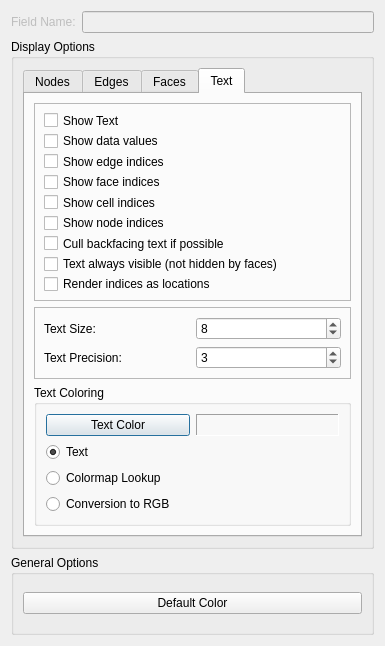
Before: the Qt Designer form src/Interface/Modules/Visualization/ShowField.ui in SCIInstitute/SCIRun, drawn with Qt 5.
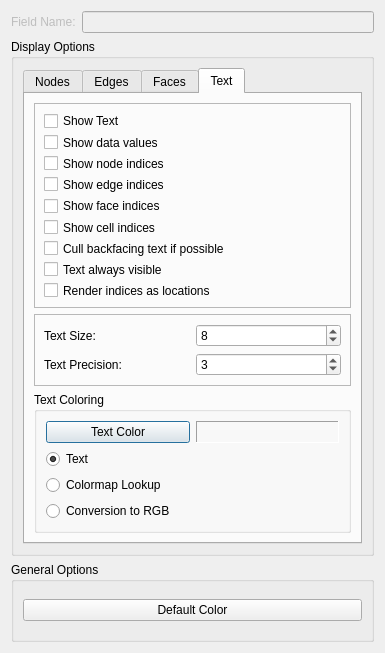
After: the same form once the commit is applied.

Commit message: closes #1257 Adjust size of GUI for Mac

The edit to the form file:
```diff
--- a/src/Interface/Modules/Visualization/ShowField.ui
+++ b/src/Interface/Modules/Visualization/ShowField.ui
@@ -7,7 +7,7 @@
     <x>0</x>
     <y>0</y>
     <width>385</width>
-    <height>646</height>
+    <height>653</height>
    </rect>
   </property>
   <property name="minimumSize">
@@ -562,6 +562,13 @@
                </property>
               </widget>
              </item>
+             <item>
+              <widget class="QCheckBox" name="showNodeIndicesCheckBox_">
+               <property name="text">
+                <string>Show node indices</string>
+               </property>
+              </widget>
+             </item>
              <item>
               <widget class="QCheckBox" name="showEdgeIndicesCheckBox_">
                <property name="text">
@@ -583,13 +590,6 @@
                </property>
               </widget>
              </item>
-             <item>
-              <widget class="QCheckBox" name="showNodeIndicesCheckBox_">
-               <property name="text">
-                <string>Show node indices</string>
-               </property>
-              </widget>
-             </item>
              <item>
               <widget class="QCheckBox" name="cullTextCheckBox_">
                <property name="text">
@@ -600,7 +600,7 @@
              <item>
               <widget class="QCheckBox" name="textAlwaysVisibleCheckBox_">
                <property name="text">
-                <string>Text always visible (not hidden by faces)</string>
+                <string>Text always visible</string>
                </property>
               </widget>
              </item>
@@ -737,19 +737,6 @@
             </layout>
            </widget>
           </item>
-          <item>
-           <spacer name="verticalSpacer">
-            <property name="orientation">
-             <enum>Qt::Vertical</enum>
-            </property>
-            <property name="sizeHint" stdset="0">
-             <size>
-              <width>20</width>
-              <height>1</height>
-             </size>
-            </property>
-           </spacer>
-          </item>
          </layout>
         </widget>
        </widget>
```
The commit also changes 2 other files.
